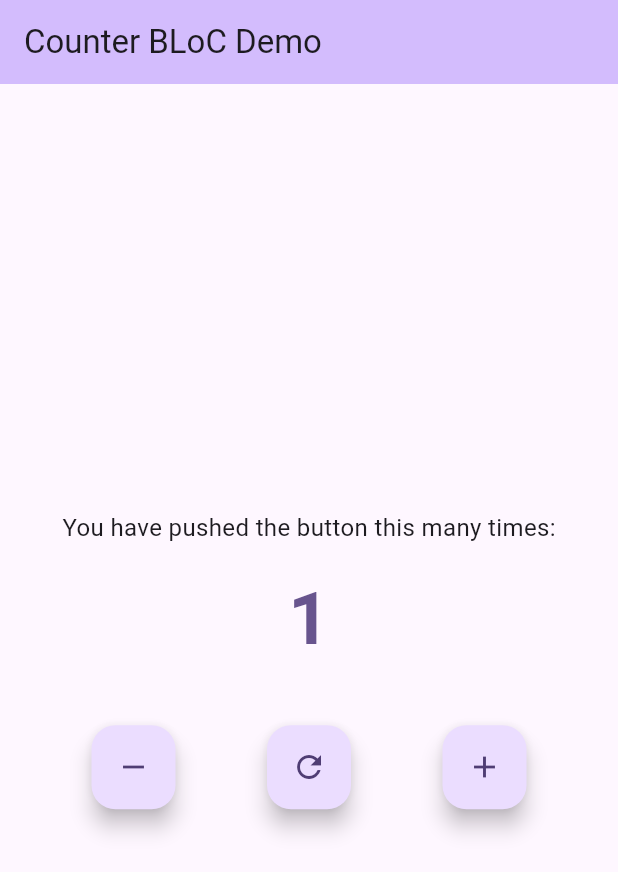
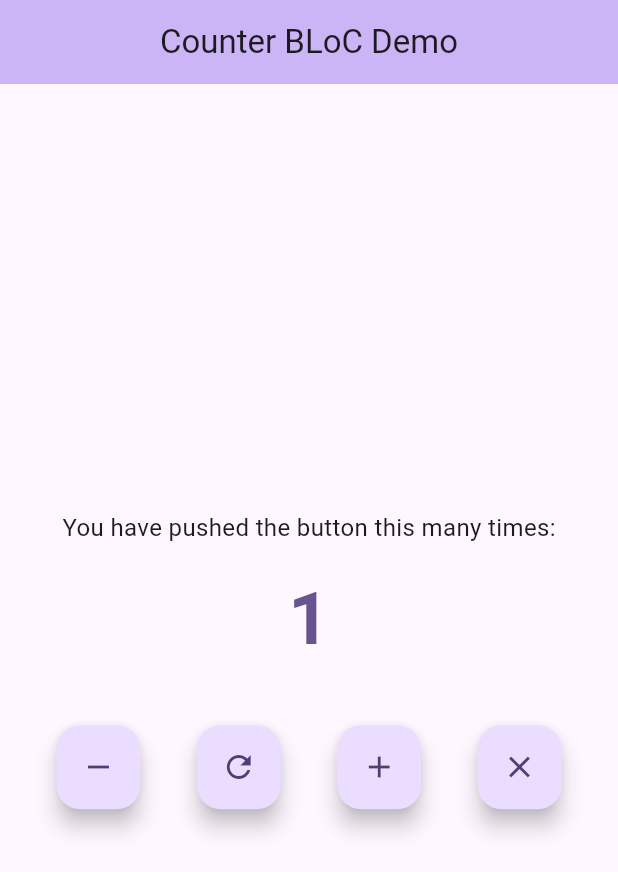
Before and after one commit to Qasim-afzaal/Flutter-Auth-with-Bloc, a Flutter app: the screen it shows after launch, after a tap on the "remove" icon, after a tap on the "refresh" icon, after a tap on the "add" icon, on a phone screen of 412 x 824 dp. Shown: the top 872 px of the screen. Run offline on Flutter 3.47's test engine with Material 3 defaults, Android fonts, the phone set to English and light mode, and no system bars; our stand-ins replace equatable, flutter_bloc, get_it.

Commit message:
feat: enhance counter functionality with bounds checking and new features
- Add bounds checking to counter (max: 100, min: -50)
- Add CounterDoublePressed event for doubling counter value
- Add toString() method to CounterValueChanged state
- Add new double button to counter UI
- Add counter configuration constants to AppConstants
- Update counter bloc to use constants instead of hardcoded values
- Enhance main app theme with better styling
- Update app title to 'Enhanced Counter BLoC Demo'
- Add AppBar theme configuration
- Improve code organization and maintainability

```diff
--- a/lib/core/constants/app_constants.dart
+++ b/lib/core/constants/app_constants.dart
@@ -10,4 +10,8 @@ class AppConstants {
   // Timeouts
   static const int connectionTimeout = 30000; // 30 seconds
   static const int receiveTimeout = 30000; // 30 seconds
+
+  // Counter Configuration
+  static const int counterMaxValue = 100;
+  static const int counterMinValue = -50;
 }
--- a/lib/features/counter/presentation/bloc/counter_bloc.dart
+++ b/lib/features/counter/presentation/bloc/counter_bloc.dart
@@ -1,6 +1,7 @@
 import 'package:flutter_bloc/flutter_bloc.dart';
 import 'counter_event.dart';
 import 'counter_state.dart';
+import '../../../../core/constants/app_constants.dart';
 
 // BLoC
 class CounterBloc extends Bloc<CounterEvent, CounterState> {
@@ -8,20 +9,27 @@ class CounterBloc extends Bloc<CounterEvent, CounterState> {
     on<CounterIncrementPressed>(_onIncrementPressed);
     on<CounterDecrementPressed>(_onDecrementPressed);
     on<CounterResetPressed>(_onResetPressed);
+    on<CounterDoublePressed>(_onDoublePressed);
   }
 
   void _onIncrementPressed(
     CounterIncrementPressed event,
     Emitter<CounterState> emit,
   ) {
-    emit(CounterValueChanged(state.value + 1));
+    final newValue = state.value + 1;
+    if (newValue <= AppConstants.counterMaxValue) {
+      emit(CounterValueChanged(newValue));
+    }
   }
 
   void _onDecrementPressed(
     CounterDecrementPressed event,
     Emitter<CounterState> emit,
   ) {
-    emit(CounterValueChanged(state.value - 1));
+    final newValue = state.value - 1;
+    if (newValue >= AppConstants.counterMinValue) {
+      emit(CounterValueChanged(newValue));
+    }
   }
 
   void _onResetPressed(
@@ -30,4 +38,14 @@ class CounterBloc extends Bloc<CounterEvent, CounterState> {
   ) {
     emit(const CounterValueChanged(0));
   }
+
+  void _onDoublePressed(
+    CounterDoublePressed event,
+    Emitter<CounterState> emit,
+  ) {
+    final newValue = state.value * 2;
+    if (newValue <= AppConstants.counterMaxValue) {
+      emit(CounterValueChanged(newValue));
+    }
+  }
 }
--- a/lib/features/counter/presentation/bloc/counter_event.dart
+++ b/lib/features/counter/presentation/bloc/counter_event.dart
@@ -12,3 +12,5 @@ class CounterIncrementPressed extends CounterEvent {}
 class CounterDecrementPressed extends CounterEvent {}
 
 class CounterResetPressed extends CounterEvent {}
+
+class CounterDoublePressed extends CounterEvent {}
--- a/lib/features/counter/presentation/bloc/counter_state.dart
+++ b/lib/features/counter/presentation/bloc/counter_state.dart
@@ -17,4 +17,7 @@ class CounterInitial extends CounterState {
 
 class CounterValueChanged extends CounterState {
   const CounterValueChanged(super.value);
+
+  @override
+  String toString() => 'CounterValueChanged(value: $value)';
 }
--- a/lib/features/counter/presentation/pages/counter_page.dart
+++ b/lib/features/counter/presentation/pages/counter_page.dart
@@ -75,6 +75,14 @@ class CounterView extends StatelessWidget {
                   heroTag: 'increment',
                   child: const Icon(Icons.add),
                 ),
+                FloatingActionButton(
+                  onPressed: () {
+                    context.read<CounterBloc>().add(CounterDoublePressed());
+                  },
+                  tooltip: 'Double',
+                  heroTag: 'double',
+                  child: const Icon(Icons.close),
+                ),
               ],
             ),
           ],
--- a/lib/main.dart
+++ b/lib/main.dart
@@ -14,10 +14,17 @@ class MyApp extends StatelessWidget {
   @override
   Widget build(BuildContext context) {
     return MaterialApp(
-      title: 'BLoC Counter Demo',
+      title: 'Enhanced Counter BLoC Demo',
       theme: ThemeData(
-        colorScheme: ColorScheme.fromSeed(seedColor: Colors.deepPurple),
+        colorScheme: ColorScheme.fromSeed(
+          seedColor: Colors.deepPurple,
+          brightness: Brightness.light,
+        ),
         useMaterial3: true,
+        appBarTheme: const AppBarTheme(
+          centerTitle: true,
+          elevation: 2,
+        ),
       ),
       home: const CounterPage(),
       debugShowCheckedModeBanner: false,
```
